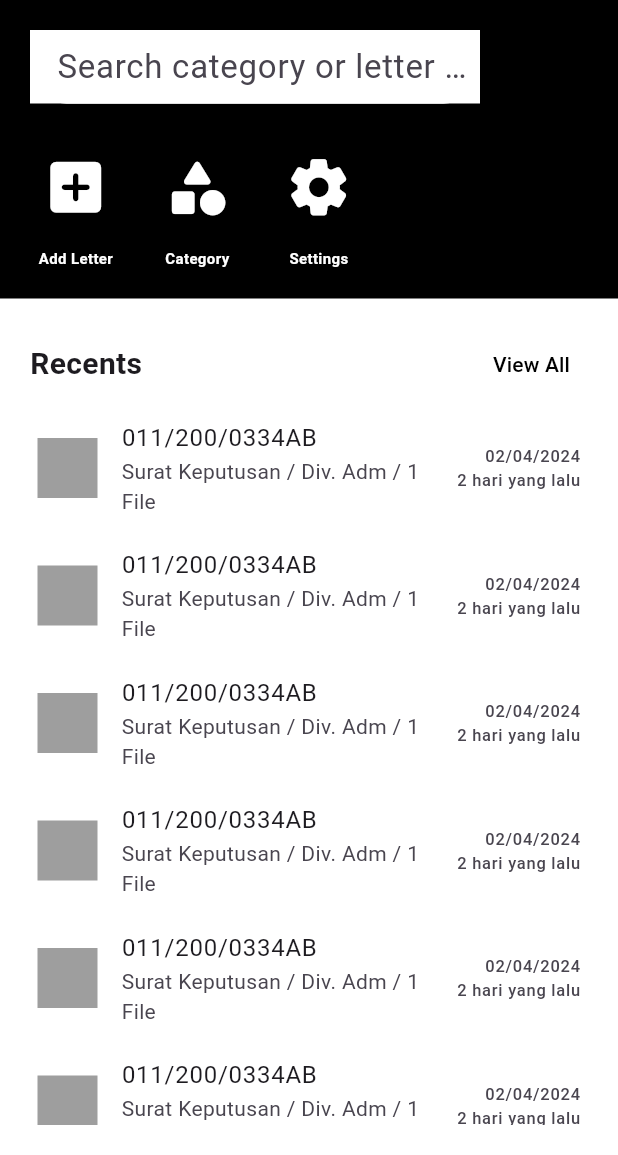
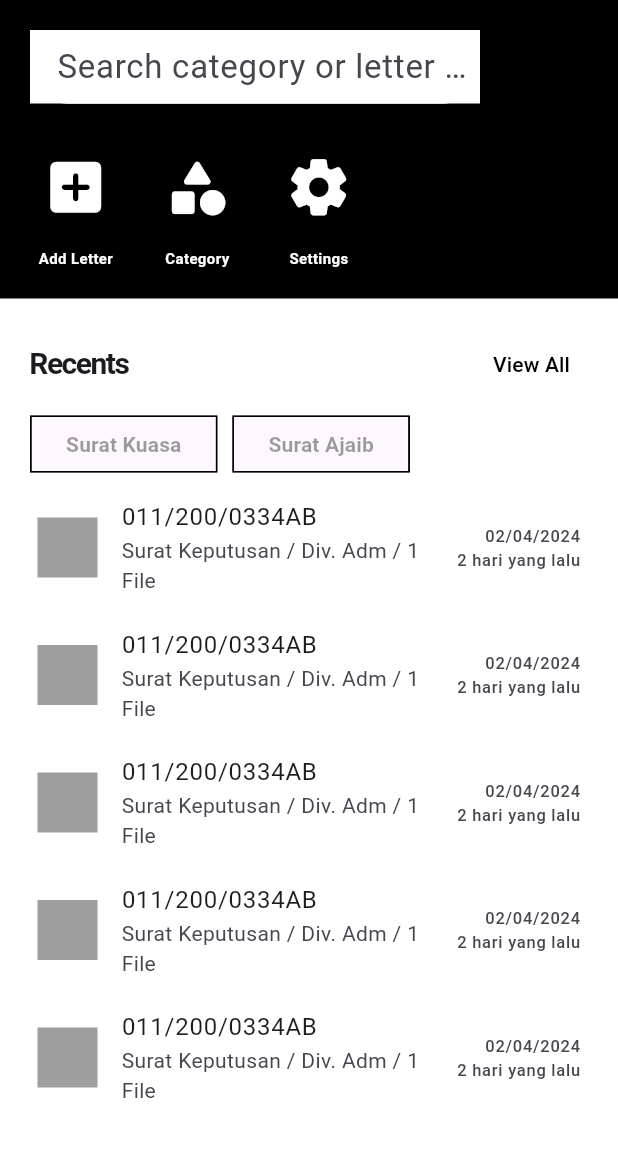
Before and after one commit to raymondtju/letterfly, a Flutter app: the HomePage screen opened by its route, on a phone screen of 412 x 824 dp, the part 81-1236 px from its top. Run offline on Flutter 3.47's test engine with Material 3 defaults, Android fonts, the light colour scheme and no system bars; our stand-ins replace camera, flutter_svg, lottie; missing offline and left inert: flutter_signature_pad; Roboto replaces fonts that are missing (SF).

Commit message:
add chip to home.dart

```diff
--- a/lib/home.dart
+++ b/lib/home.dart
@@ -1,8 +1,9 @@
+import 'package:Letterfly/components/textstylefont.dart';
 import 'package:flutter/material.dart';
 import 'package:flutter_svg/flutter_svg.dart';
 
 class HomePage extends StatelessWidget {
-  const HomePage({Key? key});
+  const HomePage({super.key});
 
   @override
   Widget build(BuildContext context) {
@@ -41,13 +42,15 @@ class HomePage extends StatelessWidget {
                             ),
                           ],
                         ),
-                        SizedBox(height: 20,),
+                        const SizedBox(
+                          height: 20,
+                        ),
                         Container(
                           color: Colors.white,
                           width: 300,
                           child: TextField(
                             autofocus: false,
-                            style: TextStyle(
+                            style: const TextStyle(
                                 fontSize: 22.0, color: Color(0xFFbdc6cf)),
                             decoration: InputDecoration(
                               filled: true,
@@ -56,17 +59,19 @@ class HomePage extends StatelessWidget {
                               contentPadding: const EdgeInsets.only(
                                   left: 14.0, bottom: 8.0, top: 8.0),
                               focusedBorder: OutlineInputBorder(
-                                borderSide: BorderSide(color: Colors.white),
+                                borderSide:
+                                    const BorderSide(color: Colors.white),
                                 borderRadius: BorderRadius.circular(25.7),
                               ),
                               enabledBorder: UnderlineInputBorder(
-                                borderSide: BorderSide(color: Colors.white),
+                                borderSide:
+                                    const BorderSide(color: Colors.white),
                                 borderRadius: BorderRadius.circular(25.7),
                               ),
                             ),
                           ),
                         ),
-                        SizedBox(
+                        const SizedBox(
                           height: 25,
                         ),
                         Row(
@@ -78,14 +83,14 @@ class HomePage extends StatelessWidget {
                                   onPressed: () {
                                     Navigator.pushNamed(context, "/addletter");
                                   },
-                                  icon: Icon(
+                                  icon: const Icon(
                                     Icons.add_box_rounded,
                                     size: 45,
                                     color: Colors.white,
                                   ),
                                 ),
-                                SizedBox(height: 10),
-                                Text(
+                                const SizedBox(height: 10),
+                                const Text(
                                   "Add Letter",
                                   style: TextStyle(
                                       fontWeight: FontWeight.bold,
@@ -94,7 +99,7 @@ class HomePage extends StatelessWidget {
                                 )
                               ],
                             ),
-                            SizedBox(
+                            const SizedBox(
                               width: 20,
                             ),
                             Column(
@@ -104,14 +109,14 @@ class HomePage extends StatelessWidget {
                                   onPressed: () {
                                     Navigator.pushNamed(context, "/category");
                                   },
-                                  icon: Icon(
+                                  icon: const Icon(
                                     Icons.category_rounded,
                                     size: 45,
                                     color: Colors.white,
                                   ),
                                 ),
-                                SizedBox(height: 10),
-                                Text(
+                                const SizedBox(height: 10),
+                                const Text(
                                   "Category",
                                   style: TextStyle(
                                       fontWeight: FontWeight.bold,
@@ -120,7 +125,7 @@ class HomePage extends StatelessWidget {
                                 )
                               ],
                             ),
-                            SizedBox(
+                            const SizedBox(
                               width: 20,
                             ),
                             Column(
@@ -128,14 +133,14 @@ class HomePage extends StatelessWidget {
                               children: [
                                 IconButton(
                                   onPressed: () {},
-                                  icon: Icon(
+                                  icon: const Icon(
                                     Icons.settings_rounded,
                                     size: 45,
                                     color: Colors.white,
                                   ),
                                 ),
-                                SizedBox(height: 10),
-                                Text(
+                                const SizedBox(height: 10),
+                                const Text(
                                   "Settings",
                                   style: TextStyle(
                                       fontWeight: FontWeight.bold,
@@ -158,23 +163,58 @@ class HomePage extends StatelessWidget {
               color: Colors.white,
               width: MediaQuery.of(context).size.width,
               child: Padding(
-                padding: EdgeInsets.all(20),
+                padding: const EdgeInsets.all(20),
                 child: Column(
                   children: [
                     Row(
                       mainAxisAlignment: MainAxisAlignment.spaceBetween,
                       children: [
-                        Text(
+                        const Text(
                           "Recents",
-                          style: TextStyle(
-                              fontWeight: FontWeight.bold, fontSize: 20),
+                          style: subheadlineStyle,
                         ),
                         TextButton(
                           onPressed: () {},
-                          child: Text(
+                          child: const Text(
                             "View All",
                             style: TextStyle(color: Colors.black),
                           ),
+                        ),
+                      ],
+                    ),
+                    const SizedBox(
+                      height: 5,
+                    ),
+                    Row(
+                      children: [
+                        ChoiceChip(
+                          labelPadding:
+                              const EdgeInsets.symmetric(horizontal: 15),
+                          label: const Text(
+                            "Surat Kuasa",
+                            style: TextStyle(
+                                color: Colors.black,
+                                fontWeight: FontWeight.bold),
+                          ),
+                          side: const BorderSide(color: Colors.black, width: 1),
+                          shape: RoundedRectangleBorder(
+                              borderRadius: BorderRadius.circular(0)),
+                          selected: false,
+                        ),
+                        const SizedBox(width: 10),
+                        ChoiceChip(
+                          labelPadding:
+                              const EdgeInsets.symmetric(horizontal: 15),
+                          label: const Text(
+                            "Surat Ajaib",
+                            style: TextStyle(
+                                color: Colors.black,
+                                fontWeight: FontWeight.bold),
+                          ),
+                          side: const BorderSide(color: Colors.black, width: 1),
+                          shape: RoundedRectangleBorder(
+                              borderRadius: BorderRadius.circular(0)),
+                          selected: false,
                         ),
                       ],
                     ),
@@ -184,18 +224,20 @@ class HomePage extends StatelessWidget {
                         itemBuilder: (context, index) {
                           return ListTile(
                             // onTap: () {},
-                            contentPadding: EdgeInsets.fromLTRB(5, 5, 5, 0),
+                            contentPadding:
+                                const EdgeInsets.fromLTRB(5, 5, 5, 0),
                             leading: Container(
                               height: 40,
                               width: 40,
                               color: Colors.grey,
                             ),
-                            title: Text("011/200/0334AB"),
-                            subtitle: Text("Surat Keputusan / Div. Adm / 1 File"),
-                            trailing: Column(
+                            title: const Text("011/200/0334AB"),
+                            subtitle: const Text(
+                                "Surat Keputusan / Div. Adm / 1 File"),
+                            trailing: const Column(
                               mainAxisAlignment: MainAxisAlignment.center,
                               crossAxisAlignment: CrossAxisAlignment.end,
-                              children: const [
+                              children: [
                                 Text("02/04/2024"),
                                 Text("2 hari yang lalu")
                               ],
```
